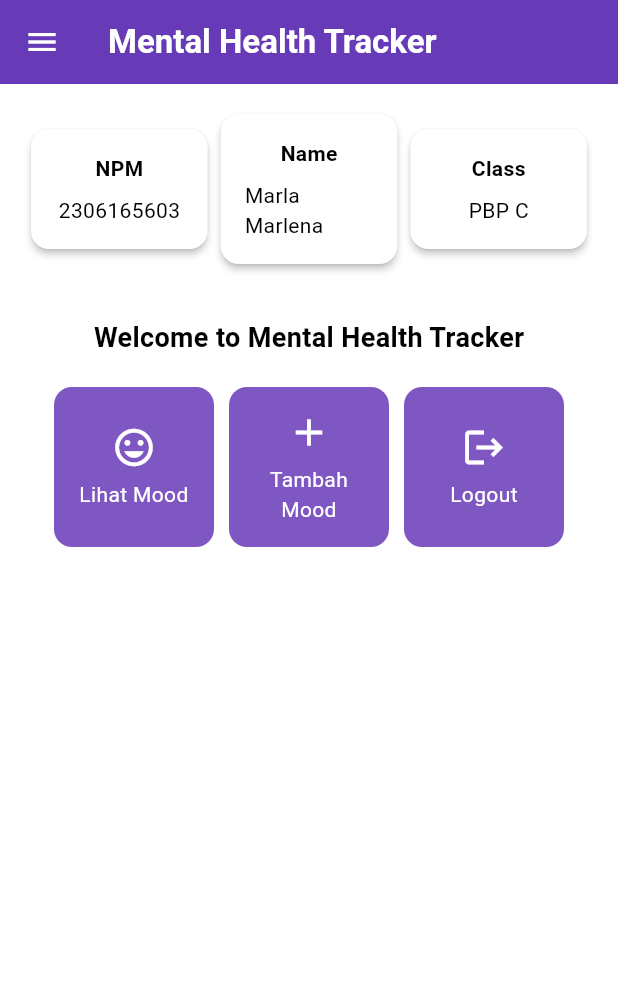
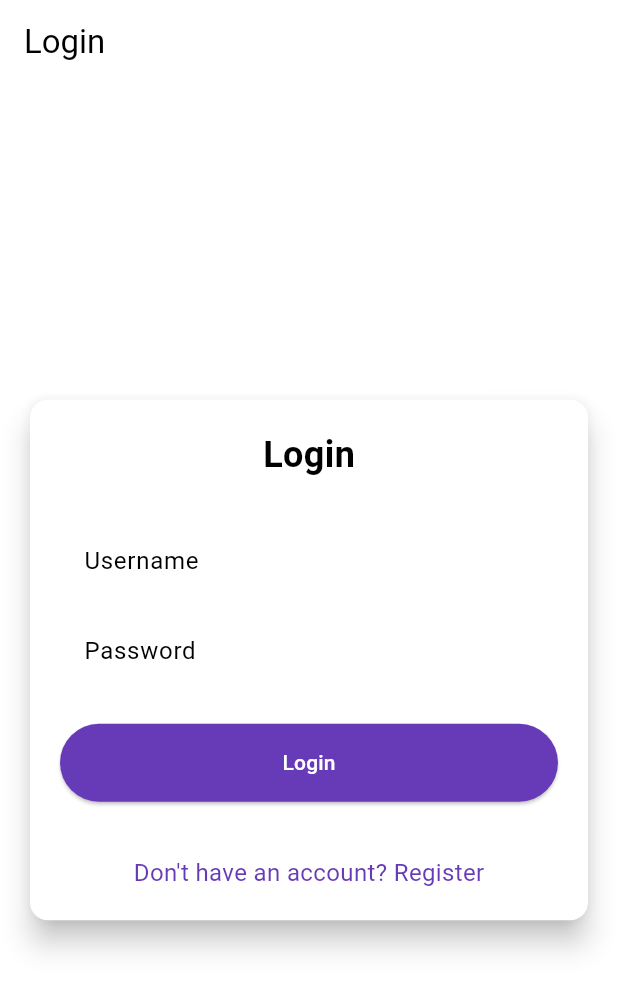
Before and after one commit to Bona3121/mental_health_tracker, a Flutter app: the screen it shows after launch, on a phone screen of 412 x 824 dp. Shown: the top 991 px of the screen. Run offline on Flutter 3.47's test engine with Material 3 defaults, Android fonts, the phone set to English and light mode, and no system bars; missing offline and left inert: pbp_django_auth.

Commit message:
tutorial 8 selesai

```diff
--- a/lib/main.dart
+++ b/lib/main.dart
@@ -1,5 +1,8 @@
 import 'package:flutter/material.dart';
+import 'package:mental_health_tracker/screens/login.dart';
 import 'package:mental_health_tracker/screens/menu.dart';
+import 'package:pbp_django_auth/pbp_django_auth.dart';
+import 'package:provider/provider.dart';
 
 void main() {
   runApp(const MyApp());
@@ -8,33 +11,23 @@ void main() {
 class MyApp extends StatelessWidget {
   const MyApp({super.key});
 
-  // This widget is the root of your application.
   @override
   Widget build(BuildContext context) {
-    return MaterialApp(
-      title: 'Flutter Demo',
-      theme: ThemeData(
-        // This is the theme of your application.
-        //
-        // TRY THIS: Try running your application with "flutter run". You'll see
-        // the application has a purple toolbar. Then, without quitting the app,
-        // try changing the seedColor in the colorScheme below to Colors.green
-        // and then invoke "hot reload" (save your changes or press the "hot
-        // reload" button in a Flutter-supported IDE, or press "r" if you used
-        // the command line to start the app).
-        //
-        // Notice that the counter didn't reset back to zero; the application
-        // state is not lost during the reload. To reset the state, use hot
-        // restart instead.
-        //
-        // This works for code too, not just values: Most code changes can be
-        // tested with just a hot reload.
-        colorScheme: ColorScheme.fromSwatch(
-          primarySwatch: Colors.deepPurple,
-        ).copyWith(secondary: Colors.deepPurple[400]),
-        useMaterial3: true,
+    return Provider(
+      create: (_) {
+        CookieRequest request = CookieRequest();
+        return request;
+      },
+      child: MaterialApp(
+        title: 'Mental Health Tracker',
+        theme: ThemeData(
+          useMaterial3: true,
+          colorScheme: ColorScheme.fromSwatch(
+            primarySwatch: Colors.deepPurple,
+          ).copyWith(secondary: Colors.deepPurple[400]),
+        ),
+        home: const LoginPage(),
       ),
-      home: MyHomePage(),
     );
   }
 }
--- /dev/null
+++ b/lib/screens/login.dart
@@ -0,0 +1,177 @@
+import 'package:mental_health_tracker/screens/menu.dart';
+import 'package:flutter/material.dart';
+import 'package:pbp_django_auth/pbp_django_auth.dart';
+import 'package:provider/provider.dart';
+import 'package:mental_health_tracker/screens/register.dart';
+
+void main() {
+  runApp(const LoginApp());
+}
+
+class LoginApp extends StatelessWidget {
+  const LoginApp({super.key});
+
+  @override
+  Widget build(BuildContext context) {
+    return MaterialApp(
+      title: 'Login',
+      theme: ThemeData(
+        useMaterial3: true,
+        colorScheme: ColorScheme.fromSwatch(
+          primarySwatch: Colors.deepPurple,
+        ).copyWith(secondary: Colors.deepPurple[400]),
+      ),
+      home: const LoginPage(),
+    );
+  }
+}
+
+class LoginPage extends StatefulWidget {
+  const LoginPage({super.key});
+
+  @override
+  State<LoginPage> createState() => _LoginPageState();
+}
+
+class _LoginPageState extends State<LoginPage> {
+  final TextEditingController _usernameController = TextEditingController();
+  final TextEditingController _passwordController = TextEditingController();
+
+  @override
+  Widget build(BuildContext context) {
+    final request = context.watch<CookieRequest>();
+
+    return Scaffold(
+      appBar: AppBar(
+        title: const Text('Login'),
+      ),
+      body: Center(
+        child: SingleChildScrollView(
+          padding: const EdgeInsets.all(16.0),
+          child: Card(
+            elevation: 8,
+            shape: RoundedRectangleBorder(
+              borderRadius: BorderRadius.circular(12.0),
+            ),
+            child: Padding(
+              padding: const EdgeInsets.all(20.0),
+              child: Column(
+                mainAxisSize: MainAxisSize.min,
+                children: [
+                  const Text(
+                    'Login',
+                    style: TextStyle(
+                      fontSize: 24.0,
+                      fontWeight: FontWeight.bold,
+                    ),
+                  ),
+                  const SizedBox(height: 30.0),
+                  TextField(
+                    controller: _usernameController,
+                    decoration: const InputDecoration(
+                      labelText: 'Username',
+                      hintText: 'Enter your username',
+                      border: OutlineInputBorder(
+                        borderRadius: BorderRadius.all(Radius.circular(12.0)),
+                      ),
+                      contentPadding:
+                          EdgeInsets.symmetric(horizontal: 12.0, vertical: 8.0),
+                    ),
+                  ),
+                  const SizedBox(height: 12.0),
+                  TextField(
+                    controller: _passwordController,
+                    decoration: const InputDecoration(
+                      labelText: 'Password',
+                      hintText: 'Enter your password',
+                      border: OutlineInputBorder(
+                        borderRadius: BorderRadius.all(Radius.circular(12.0)),
+                      ),
+                      contentPadding:
+                          EdgeInsets.symmetric(horizontal: 12.0, vertical: 8.0),
+                    ),
+                    obscureText: true,
+                  ),
+                  const SizedBox(height: 24.0),
+                  ElevatedButton(
+                    onPressed: () async {
+                      String username = _usernameController.text;
+                      String password = _passwordController.text;
+
+                      final response = await request
+                          .login("http://127.0.0.1:8000/auth/login/", {
+                        'username': username,
+                        'password': password,
+                      });
+
+                      if (request.loggedIn) {
+                        String message = response['message'];
+                        String uname = response['username'];
+                        if (context.mounted) {
+                          Navigator.pushReplacement(
+                            context,
+                            MaterialPageRoute(
+                                builder: (context) => MyHomePage()),
+                          );
+                          ScaffoldMessenger.of(context)
+                            ..hideCurrentSnackBar()
+                            ..showSnackBar(
+                              SnackBar(
+                                  content:
+                                      Text("$message Selamat datang, $uname.")),
+                            );
+                        }
+                      } else {
+                        if (context.mounted) {
+                          showDialog(
+                            context: context,
+                            builder: (context) => AlertDialog(
+                              title: const Text('Login Gagal'),
+                              content: Text(response['message']),
+                              actions: [
+                                TextButton(
+                                  child: const Text('OK'),
+                                  onPressed: () {
+                                    Navigator.pop(context);
+                                  },
+                                ),
+                              ],
+                            ),
+                          );
+                        }
+                      }
+                    },
+                    style: ElevatedButton.styleFrom(
+                      foregroundColor: Colors.white,
+                      minimumSize: Size(double.infinity, 50),
+                      backgroundColor: Theme.of(context).colorScheme.primary,
+                      padding: const EdgeInsets.symmetric(vertical: 16.0),
+                    ),
+                    child: const Text('Login'),
+                  ),
+                  const SizedBox(height: 36.0),
+                  GestureDetector(
+                    onTap: () {
+                      Navigator.push(
+                        context,
+                        MaterialPageRoute(
+                            builder: (context) => const RegisterPage()),
+                      );
+                    },
+                    child: Text(
+                      'Don\'t have an account? Register',
+                      style: TextStyle(
+                        color: Theme.of(context).colorScheme.primary,
+                        fontSize: 16.0,
+                      ),
+                    ),
+                  ),
+                ],
+              ),
+            ),
+          ),
+        ),
+      ),
+    );
+  }
+}
--- a/pubspec.yaml
+++ b/pubspec.yaml
@@ -35,6 +35,9 @@ dependencies:
   # The following adds the Cupertino Icons font to your application.
   # Use with the CupertinoIcons class for iOS style icons.
   cupertino_icons: ^1.0.8
+  provider: ^6.1.2
+  pbp_django_auth: ^0.4.0
+  http: ^1.2.2
 
 dev_dependencies:
   flutter_test:
```
Also changed, not shown: lib/models/mood_entry.dart (added, +61 -0 lines), lib/screens/list_moodentry.dart (added, +90 -0 lines), lib/screens/moodentry_form.dart (+32 -1 lines), lib/screens/register.dart (added, +162 -0 lines), lib/widgets/left_drawer.dart (+12 -0 lines), lib/widgets/mood_card.dart (+37 -2 lines), pubspec.lock, 8 other files.
